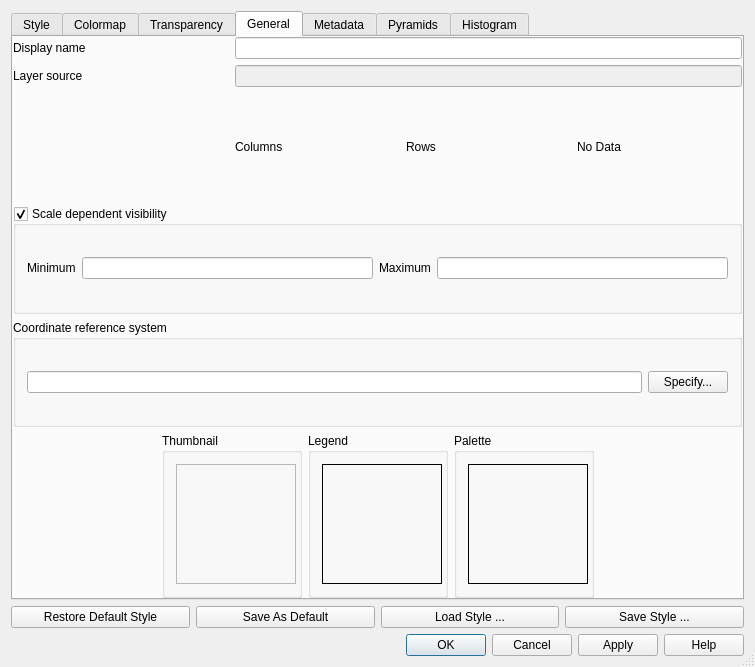
First picture: the form in src/ui/qgsrasterlayerpropertiesbase.ui, repository qgis/QGIS, before the edit.
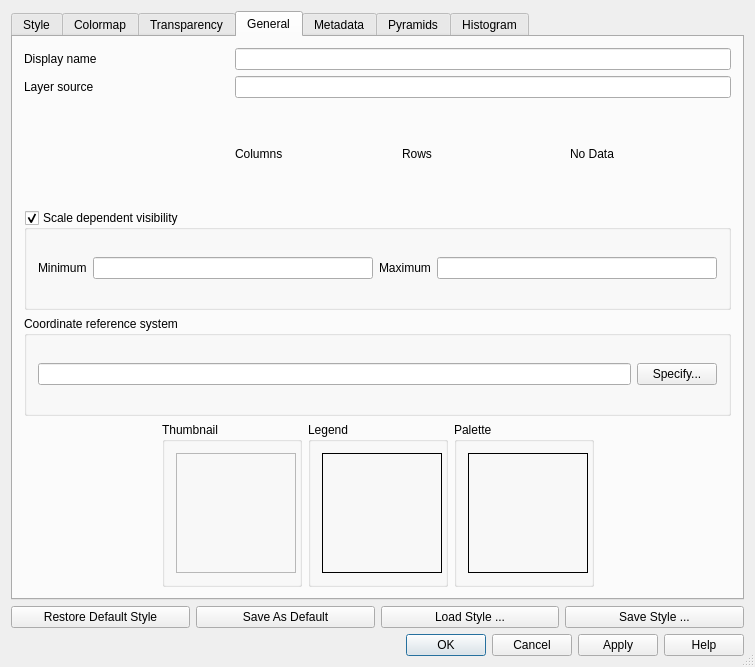
Second picture: the form after the edit. The open tabs and pages were chosen to show the change. Icons and pictures are not drawn. Custom widgets are drawn as their Qt base class.

Commit message: add simple layer properties dialog to browser dock (source, provider and metadata) ; ui tweaks in raster properties dialog

What changed in the file:
```diff
--- a/src/ui/qgsrasterlayerpropertiesbase.ui
+++ b/src/ui/qgsrasterlayerpropertiesbase.ui
@@ -1494,9 +1494,6 @@
        <string>General</string>
       </attribute>
       <layout class="QGridLayout">
-       <property name="margin">
-        <number>0</number>
-       </property>
        <item row="0" column="0" colspan="2">
         <widget class="QLabel" name="lblDisplayName">
          <property name="text">
@@ -1517,7 +1514,10 @@
        <item row="1" column="2" colspan="4">
         <widget class="QLineEdit" name="leLayerSource">
          <property name="enabled">
-          <bool>false</bool>
+          <bool>true</bool>
+         </property>
+         <property name="readOnly">
+          <bool>true</bool>
          </property>
         </widget>
        </item>
```
Left out of the diff: 6 changed lines with no effect on the pictures. The commit also changes 3 other files.
